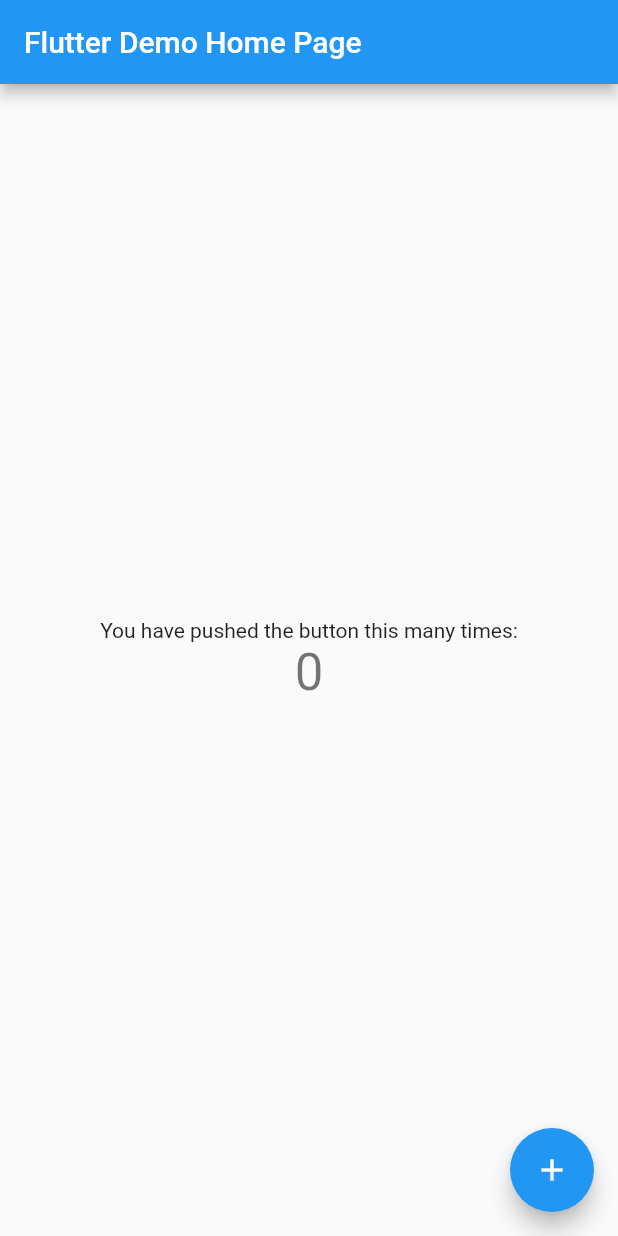
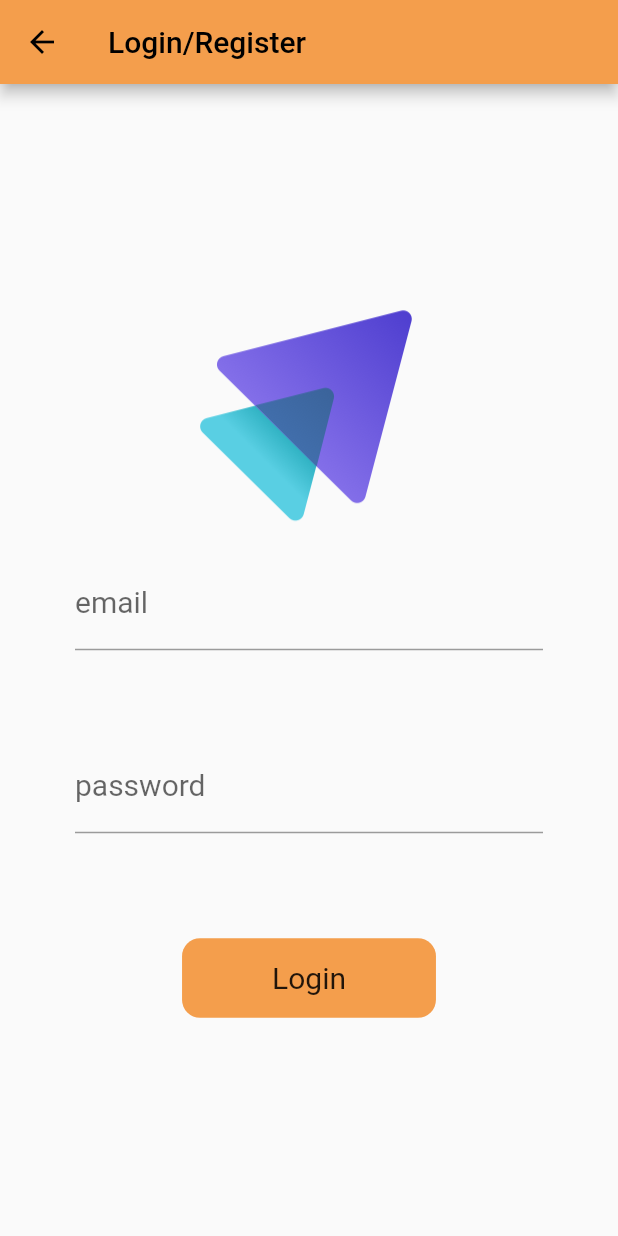
Before and after one commit to bzrampurawala/room-scheduler, a Flutter app: the screen it shows after launch, on a phone screen of 412 x 824 dp. Run offline on Flutter 3.47's test engine with Material 2 defaults, Android fonts, the phone set to English and light mode, and no system bars.

Commit message:
Added Boilerplate

```diff
--- a/lib/main.dart
+++ b/lib/main.dart
@@ -1,4 +1,6 @@
 import 'package:flutter/material.dart';
+import 'package:room_scheduler/src/DashBoard.dart';
+import 'package:room_scheduler/src/LoginPage.dart';
 
 void main() => runApp(MyApp());
 
@@ -8,6 +10,11 @@ class MyApp extends StatelessWidget {
   Widget build(BuildContext context) {
     return MaterialApp(
       title: 'Flutter Demo',
+      initialRoute: '/login',
+      routes: {
+        '/login': (context) => LoginPage(),
+        '/dashboard': (context) => Dashboard(),
+      },
       theme: ThemeData(
         // This is the theme of your application.
         //
--- /dev/null
+++ b/lib/src/DashBoard.dart
@@ -0,0 +1,15 @@
+import 'package:flutter/material.dart';
+
+class Dashboard extends StatelessWidget {
+  @override
+  Widget build(BuildContext context) {
+    return Scaffold(
+      bottomNavigationBar: BottomNavigationBar(items: [
+        BottomNavigationBarItem(icon: Icon(Icons.list), title: Text("List")),
+        BottomNavigationBarItem(icon: Icon(Icons.add), title: Text("Add")),
+        BottomNavigationBarItem(icon: Icon(Icons.person), title: Text("Profile")),
+      ]),
+      body: Container(),
+    );
+  }
+}
--- /dev/null
+++ b/lib/src/LoginPage.dart
@@ -0,0 +1,55 @@
+import 'package:flutter/material.dart';
+import 'package:room_scheduler/utils/MyButton.dart';
+import 'package:room_scheduler/utils/Logo.dart';
+
+class LoginPage extends StatelessWidget {
+  Widget textFeild(
+      BuildContext context, String label, String hint, bool isPass) {
+    return Container(
+      child: Padding(
+        padding: const EdgeInsets.symmetric(horizontal: 50, vertical: 20),
+        child: TextField(
+          obscureText: isPass,
+          decoration: InputDecoration(
+            labelText: label,
+            labelStyle: TextStyle(fontSize: 20),
+            hintText: hint,
+          ),
+        ),
+      ),
+    );
+  }
+
+  @override
+  Widget build(BuildContext context) {
+    return Scaffold(
+      appBar: AppBar(
+        title: Text(
+          "Login/Register",
+          style: TextStyle(color: Colors.black),
+        ),
+        iconTheme: IconThemeData(color: Colors.black),
+        backgroundColor: Color(0xffF49E4C),
+      ),
+      body: Column(
+        mainAxisAlignment: MainAxisAlignment.center,
+        children: <Widget>[
+          Logo(),
+          textFeild(context, "email", "example.com", false),
+          SizedBox(
+            height: 20,
+          ),
+          textFeild(context, "password", "password", true),
+          SizedBox(
+            height: 50,
+          ),
+          MyButton(
+            onTap: () {
+              Navigator.pushNamed(context, '/dashboard');
+            },
+          ),
+        ],
+      ),
+    );
+  }
+}
--- /dev/null
+++ b/lib/utils/Logo.dart
@@ -0,0 +1,14 @@
+import 'package:flutter/material.dart';
+
+class Logo extends StatelessWidget {
+  @override
+  Widget build(BuildContext context) {
+    return Container(
+      height: 150,
+      width: 150,
+      decoration: BoxDecoration(
+        image: DecorationImage(image: AssetImage("img/logo.png")),
+      ),
+    );
+  }
+}
--- /dev/null
+++ b/lib/utils/MyButton.dart
@@ -0,0 +1,31 @@
+import 'package:flutter/material.dart';
+
+class MyButton extends StatelessWidget {
+  var onTap;
+
+  MyButton({Key key, this.onTap}) : super(key: key);
+  @override
+  Widget build(BuildContext context) {
+    return Row(
+      mainAxisAlignment: MainAxisAlignment.center,
+      children: <Widget>[
+        InkWell(
+          onTap: this.onTap,
+          child: Container(
+            decoration: BoxDecoration(
+                borderRadius: BorderRadius.circular(12),
+                color: Color(0xffF49E4C)),
+            child: Padding(
+              padding: const EdgeInsets.symmetric(vertical: 15, horizontal: 60),
+              child: Text(
+                "Login",
+                textAlign: TextAlign.center,
+                style: TextStyle(fontSize: 20),
+              ),
+            ),
+          ),
+        ),
+      ],
+    );
+  }
+}
--- a/pubspec.yaml
+++ b/pubspec.yaml
@@ -40,6 +40,9 @@ flutter:
   # the material Icons class.
   uses-material-design: true
 
+  assets:
+    - img/
+
   # To add assets to your application, add an assets section, like this:
   # assets:
   #  - images/a_dot_burr.jpeg
```
Also changed, not shown: img/logo.png (added).
